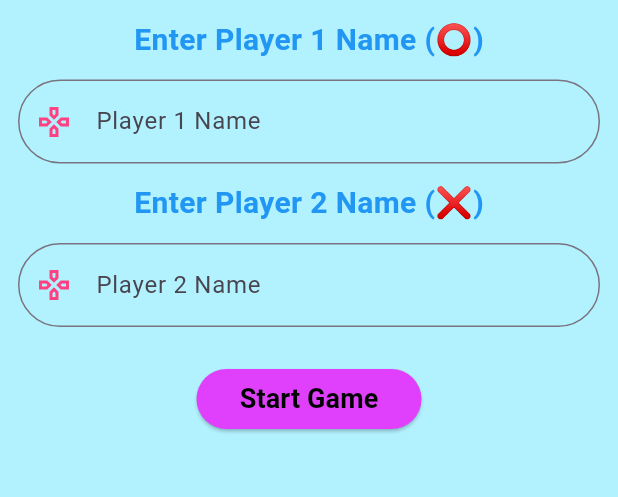
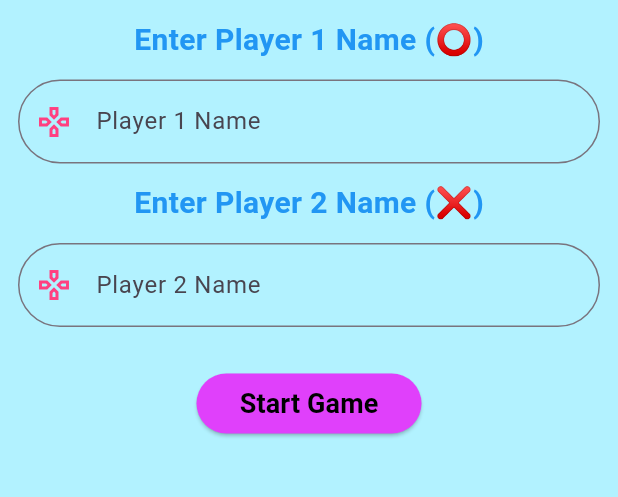
Before and after one commit to itskartike910/tic_tac_toe, a Flutter app: the screen it shows after launch, on a phone screen of 412 x 824 dp, the part 471-968 px from its top. Run offline on Flutter 3.47's test engine with Material 3 defaults, Android fonts, the phone set to English and light mode, and no system bars.

Commit message:
Complete working app

```diff
--- a/lib/player_screen/player_screen.dart
+++ b/lib/player_screen/player_screen.dart
@@ -109,7 +109,7 @@ class PlayerScreen extends StatelessWidget {
                 ),
               ),
               Padding(
-                padding: const EdgeInsets.only(top: 12),
+                padding: const EdgeInsets.only(top: 15),
                 child: ElevatedButton(
                   onPressed: () {
                     Navigator.push(
```
